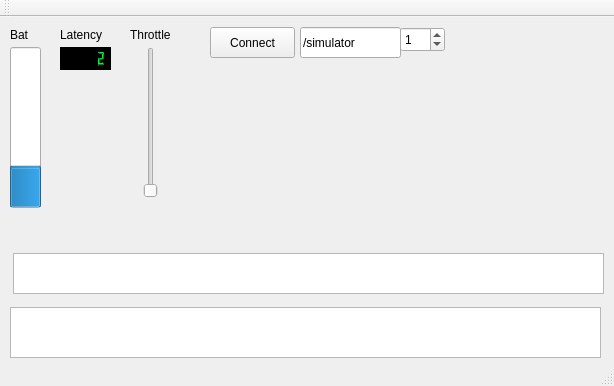
Old version of the form src/mainwindow.ui in the repository esanbock/joyfly-cpp.
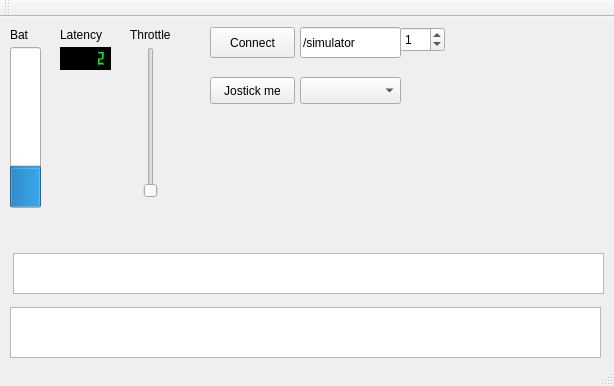
New version of the form.

Commit message: refactoring joystick class

Patch:
```diff
--- a/src/mainwindow.ui
+++ b/src/mainwindow.ui
@@ -446,6 +446,29 @@
      <bool>false</bool>
     </property>
    </widget>
+   <widget class="QPushButton" name="pushButton">
+    <property name="geometry">
+     <rect>
+      <x>210</x>
+      <y>60</y>
+      <width>85</width>
+      <height>27</height>
+     </rect>
+    </property>
+    <property name="text">
+     <string>Jostick me</string>
+    </property>
+   </widget>
+   <widget class="QComboBox" name="joystickList">
+    <property name="geometry">
+     <rect>
+      <x>300</x>
+      <y>60</y>
+      <width>101</width>
+      <height>27</height>
+     </rect>
+    </property>
+   </widget>
   </widget>
   <widget class="QMenuBar" name="menuBar">
    <property name="geometry">
```
The commit also changes 7 other files.
